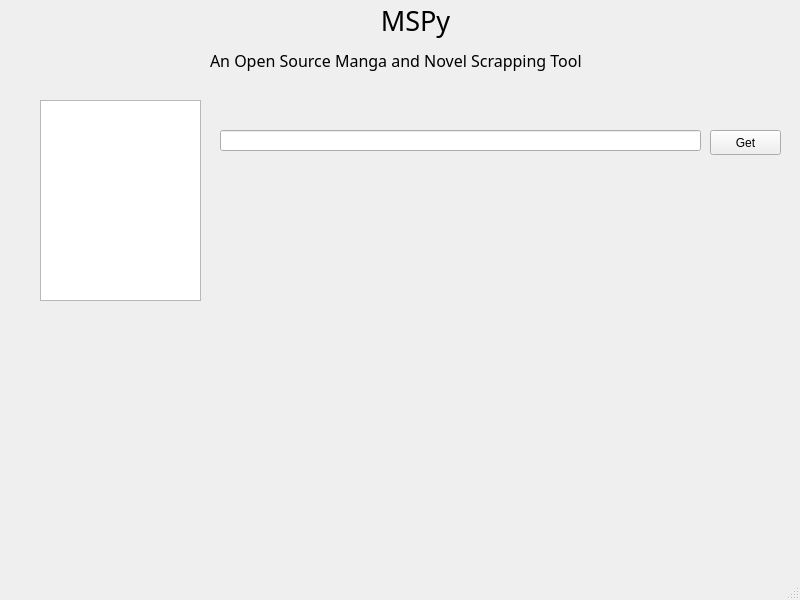
The window that ui/main_window.ui (47seconds/MimiR) describes before a commit, drawn with Qt 5.
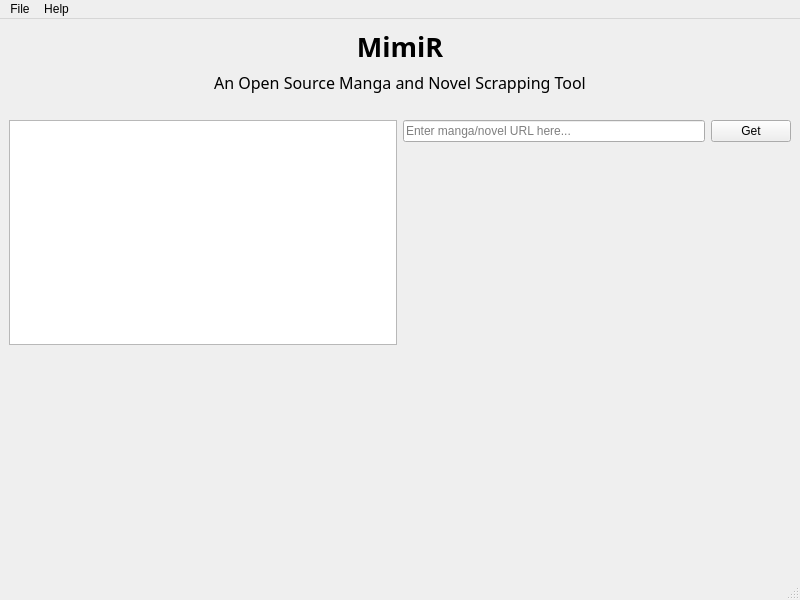
The same window after the commit.

Commit message: fixed image cover panel graphic

Patch:
```diff
--- a/ui/main_window.ui
+++ b/ui/main_window.ui
@@ -10,44 +10,39 @@
     <height>600</height>
    </rect>
   </property>
+  <property name="sizePolicy">
+   <sizepolicy hsizetype="Preferred" vsizetype="Preferred">
+    <horstretch>0</horstretch>
+    <verstretch>0</verstretch>
+   </sizepolicy>
+  </property>
   <property name="windowTitle">
    <string>MainWindow</string>
   </property>
   <widget class="QWidget" name="centralwidget">
-   <widget class="QLabel" name="label">
-    <property name="geometry">
-     <rect>
-      <x>350</x>
-      <y>0</y>
-      <width>131</width>
-      <height>41</height>
-     </rect>
-    </property>
+   <layout class="QVBoxLayout" name="verticalLayout">
+    <item>
+     <layout class="QVBoxLayout" name="headerLayout">
+      <item>
+       <widget class="QLabel" name="titleLabel">
     <property name="font">
      <font>
       <family>Noto Serif Medium</family>
       <pointsize>20</pointsize>
+          <weight>75</weight>
+          <bold>true</bold>
      </font>
     </property>
     <property name="text">
-     <string>MSPy</string>
-    </property>
-    <property name="scaledContents">
-     <bool>false</bool>
+         <string>MimiR</string>
     </property>
     <property name="alignment">
      <set>Qt::AlignCenter</set>
     </property>
    </widget>
-   <widget class="QLabel" name="label_2">
-    <property name="geometry">
-     <rect>
-      <x>210</x>
-      <y>40</y>
-      <width>391</width>
-      <height>41</height>
-     </rect>
-    </property>
+      </item>
+      <item>
+       <widget class="QLabel" name="subtitleLabel">
     <property name="font">
      <font>
       <family>Noto Serif Medium</family>
@@ -57,43 +52,165 @@
     <property name="text">
      <string>An Open Source Manga and Novel Scrapping Tool</string>
     </property>
-   </widget>
-   <widget class="QLineEdit" name="lineEdit">
-    <property name="geometry">
-     <rect>
-      <x>220</x>
-      <y>130</y>
-      <width>481</width>
-      <height>21</height>
-     </rect>
-    </property>
-    <property name="text">
-     <string/>
-    </property>
-   </widget>
-   <widget class="QGraphicsView" name="graphicsView">
-    <property name="geometry">
-     <rect>
-      <x>40</x>
-      <y>100</y>
-      <width>161</width>
-      <height>201</height>
-     </rect>
-    </property>
-   </widget>
-   <widget class="QPushButton" name="pushButton">
-    <property name="geometry">
-     <rect>
-      <x>710</x>
-      <y>130</y>
-      <width>71</width>
-      <height>25</height>
-     </rect>
+        <property name="alignment">
+         <set>Qt::AlignCenter</set>
+        </property>
+       </widget>
+      </item>
+      <item>
+       <spacer name="verticalSpacer">
+        <property name="orientation">
+         <enum>Qt::Vertical</enum>
+        </property>
+        <property name="sizeType">
+         <enum>QSizePolicy::Fixed</enum>
+        </property>
+        <property name="sizeHint" stdset="0">
+         <size>
+          <width>20</width>
+          <height>20</height>
+         </size>
+        </property>
+       </spacer>
+      </item>
+     </layout>
+    </item>
+    <item>
+     <layout class="QHBoxLayout" name="contentLayout">
+      <item>
+       <layout class="QVBoxLayout" name="coverLayout">
+        <item>
+         <widget class="QGraphicsView" name="coverGraphicsView">
+          <property name="sizePolicy">
+           <sizepolicy hsizetype="Expanding" vsizetype="Expanding">
+            <horstretch>0</horstretch>
+            <verstretch>0</verstretch>
+           </sizepolicy>
+          </property>
+          <property name="minimumSize">
+           <size>
+            <width>160</width>
+            <height>200</height>
+           </size>
+          </property>
+          <property name="maximumSize">
+           <size>
+            <width>16777215</width>
+            <height>16777215</height>
+           </size>
+          </property>
+          <property name="sizeIncrement">
+           <size>
+            <width>2</width>
+            <height>5</height>
+           </size>
+          </property>
+          <property name="baseSize">
+           <size>
+            <width>0</width>
+            <height>0</height>
+           </size>
+          </property>
+          <property name="frameShape">
+           <enum>QFrame::StyledPanel</enum>
+          </property>
+          <property name="frameShadow">
+           <enum>QFrame::Sunken</enum>
+          </property>
+          <property name="lineWidth">
+           <number>1</number>
+          </property>
+          <property name="verticalScrollBarPolicy">
+           <enum>Qt::ScrollBarAlwaysOff</enum>
+          </property>
+          <property name="horizontalScrollBarPolicy">
+           <enum>Qt::ScrollBarAlwaysOff</enum>
+          </property>
+          <property name="alignment">
+           <set>Qt::AlignCenter</set>
+          </property>
+          <property name="renderHints">
+           <set>QPainter::Antialiasing|QPainter::SmoothPixmapTransform</set>
+          </property>
+          <property name="resizeAnchor">
+           <enum>QGraphicsView::AnchorViewCenter</enum>
+          </property>
+          <property name="viewportUpdateMode">
+           <enum>QGraphicsView::SmartViewportUpdate</enum>
+          </property>
+         </widget>
+        </item>
+        <item>
+         <spacer name="verticalSpacer_3">
+          <property name="orientation">
+           <enum>Qt::Vertical</enum>
+          </property>
+          <property name="sizeHint" stdset="0">
+           <size>
+            <width>20</width>
+            <height>40</height>
+           </size>
+          </property>
+         </spacer>
+        </item>
+       </layout>
+      </item>
+      <item>
+       <layout class="QVBoxLayout" name="searchLayout">
+        <item>
+         <layout class="QHBoxLayout" name="searchInputLayout">
+          <item>
+           <widget class="QLineEdit" name="urlLineEdit">
+            <property name="sizePolicy">
+             <sizepolicy hsizetype="Expanding" vsizetype="Fixed">
+              <horstretch>0</horstretch>
+              <verstretch>0</verstretch>
+             </sizepolicy>
+            </property>
+            <property name="placeholderText">
+             <string>Enter manga/novel URL here...</string>
+            </property>
+           </widget>
+          </item>
+          <item>
+           <widget class="QPushButton" name="getButton">
+            <property name="sizePolicy">
+             <sizepolicy hsizetype="Minimum" vsizetype="Fixed">
+              <horstretch>0</horstretch>
+              <verstretch>0</verstretch>
+             </sizepolicy>
+            </property>
+            <property name="minimumSize">
+             <size>
+              <width>70</width>
+              <height>0</height>
+             </size>
     </property>
     <property name="text">
      <string>Get</string>
     </property>
    </widget>
+          </item>
+         </layout>
+        </item>
+        <item>
+         <spacer name="verticalSpacer_2">
+          <property name="orientation">
+           <enum>Qt::Vertical</enum>
+          </property>
+          <property name="sizeHint" stdset="0">
+           <size>
+            <width>20</width>
+            <height>40</height>
+           </size>
+          </property>
+         </spacer>
+        </item>
+       </layout>
+      </item>
+     </layout>
+    </item>
+   </layout>
   </widget>
   <widget class="QMenuBar" name="menubar">
    <property name="geometry">
@@ -104,6 +221,20 @@
      <height>22</height>
     </rect>
    </property>
+   <widget class="QMenu" name="menuFile">
+    <property name="title">
+     <string>File</string>
+    </property>
+    <addaction name="actionExit"/>
+   </widget>
+   <widget class="QMenu" name="menuHelp">
+    <property name="title">
+     <string>Help</string>
+    </property>
+    <addaction name="actionAbout"/>
+   </widget>
+   <addaction name="menuFile"/>
+   <addaction name="menuHelp"/>
   </widget>
   <widget class="QStatusBar" name="statusbar"/>
  </widget>
```
Left out of the diff: 12 changed lines with no effect on the pictures. Lines whose indentation alone changed are shown as unchanged. The commit also changes 6 other files.
